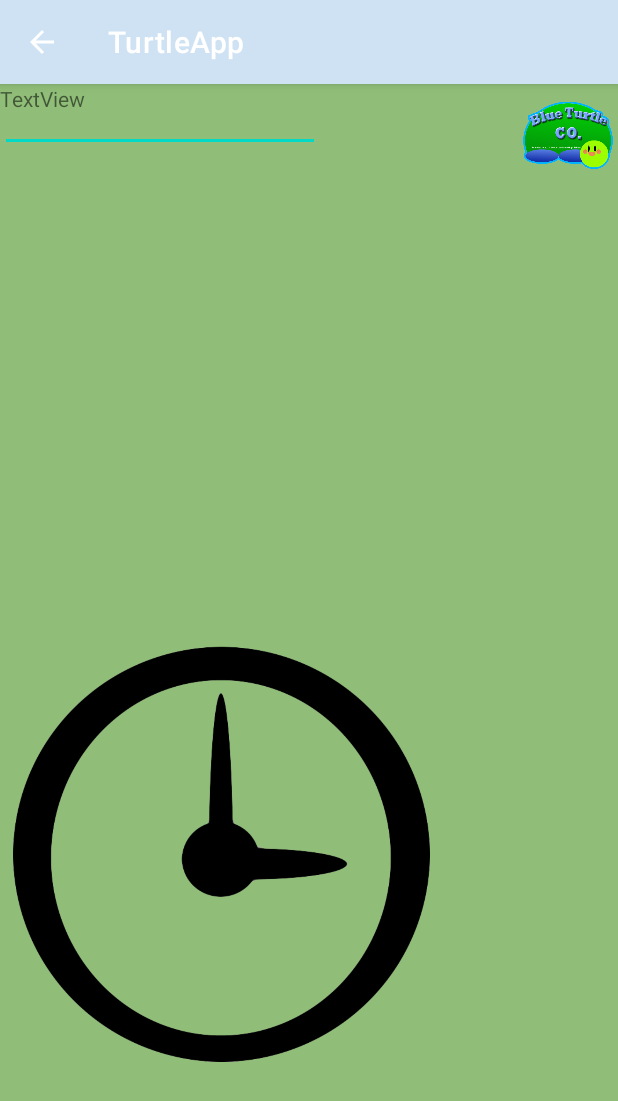
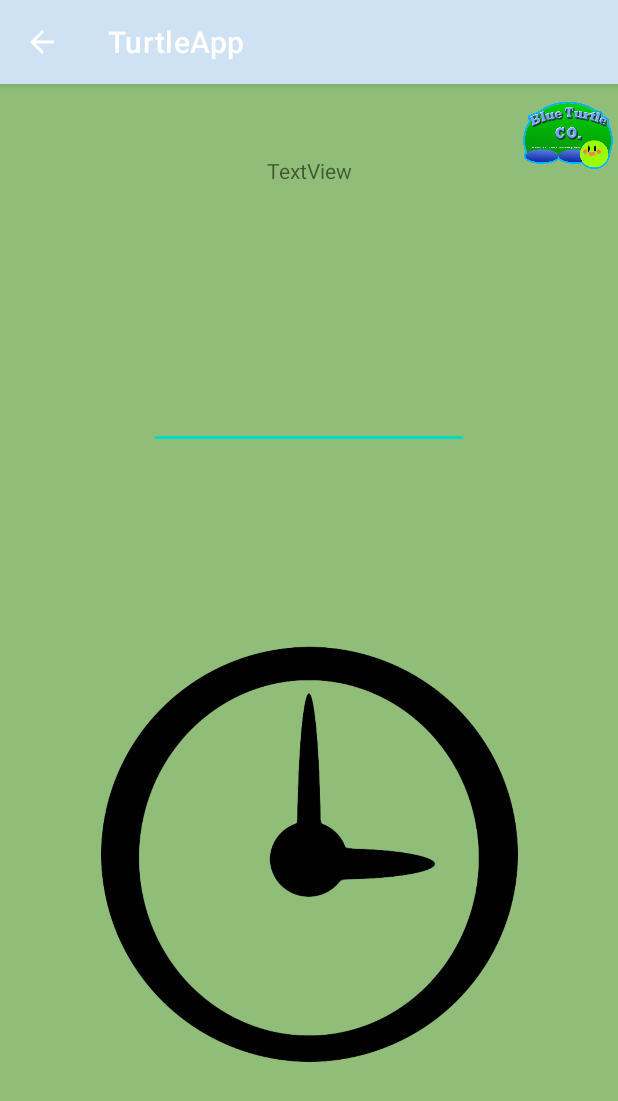
Before and after one commit to IMaillard/TurtleApp, an Android app: the AlarmActivity screen opened directly, with no data from a screen before it, on a phone screen of 412 x 824 dp. Shown: the top 1101 px of the screen. Run offline under Robolectric (Android 15) with nearby library versions, the phone set to English and light mode, and no system bars.

Commit message:
one issue twentyseventh

```diff
--- a/app/src/main/java/com/example/turtleapp/MainActivity.java
+++ b/app/src/main/java/com/example/turtleapp/MainActivity.java
@@ -43,7 +43,7 @@ public class MainActivity extends AppCompatActivity {
         });
 
         ImageView turtleImage = (ImageView) findViewById(R.id.imageView);
-        ImageButton rightArrow = (ImageButton) findViewById(R.id.left_arrow);
+        ImageButton rightArrow = (ImageButton) findViewById(R.id.right_arrow);
         ImageButton leftArrow = (ImageButton) findViewById(R.id.left_arrow);
 
         rightArrow.setOnClickListener(new View.OnClickListener() {
--- a/app/src/main/java/com/example/turtleapp/TurtleDB.java
+++ b/app/src/main/java/com/example/turtleapp/TurtleDB.java
@@ -21,7 +21,7 @@ public class TurtleDB {
 
     public static String[] diet = {
     "A well-balanced red-eared slider diet consists of a pelleted commercial diet. Commercial turtle treats and freeze-dried krill may be given as treats. Non-toxic aquatic plants (anacharis, water lettuce), dark leafy vegetables and sliced vegetables such as squash and carrots. Comet goldfish, earthworms and insects may be offered as treats.",
-            "The Russian tortoise's natural diet consists of herbaceous and succulent vegetation including grasses, twigs, flowers and some fruits. These tortoises DO NOT EAT ANIMAL PROTEIN! The best diet is one that comes as close as possible to their natural diet, which is high fiber, low protein, and calcium rich.",
+            "The Russian tortoise\'s natural diet consists of herbaceous and succulent vegetation including grasses, twigs, flowers and some fruits. These tortoises DO NOT EAT ANIMAL PROTEIN! The best diet is one that comes as close as possible to their natural diet, which is high fiber, low protein, and calcium rich.",
             "Red-footed tortoises are generally herbivores but will eat carrion and slow-moving invertebrates such as slugs and snails: The bulk of the diet should consist of dark leafy greens and broad-leaf graze. Also offer a variety of chopped vegetables, hay, some berries, and other fruits.",
             "A Hermann\'s tortoise\'s diet consists of vegetation. Good foods include dandelion, clover, honeysuckle, leafy salads, watercress, curly kale, brussel tops, spring greens, coriander, parsley, rocket, carrot, parsnip, courgette and bell peppers. The bulk of the vegetation should be leafy greens."
     };
--- a/app/src/main/res/layout/clock_page.xml
+++ b/app/src/main/res/layout/clock_page.xml
@@ -12,8 +12,10 @@
         android:layout_height="wrap_content"
         android:ems="10"
         android:inputType="number"
-        tools:layout_editor_absoluteX="100dp"
-        tools:layout_editor_absoluteY="173dp" />
+        app:layout_constraintBottom_toTopOf="@+id/imageView7"
+        app:layout_constraintEnd_toEndOf="parent"
+        app:layout_constraintStart_toStartOf="parent"
+        app:layout_constraintTop_toBottomOf="@+id/textView" />
 
     <ImageView
         android:id="@+id/imageView7"
@@ -21,8 +23,9 @@
         android:layout_height="278dp"
         android:layout_marginBottom="116dp"
         app:layout_constraintBottom_toBottomOf="parent"
-        app:srcCompat="@drawable/clockmepp"
-        tools:layout_editor_absoluteX="58dp" />
+        app:layout_constraintEnd_toEndOf="parent"
+        app:layout_constraintStart_toStartOf="parent"
+        app:srcCompat="@drawable/clockmepp" />
 
     <ImageView
         android:id="@+id/imageView8"
@@ -38,7 +41,10 @@
         android:layout_width="wrap_content"
         android:layout_height="wrap_content"
         android:text="TextView"
-        tools:layout_editor_absoluteX="175dp"
-        tools:layout_editor_absoluteY="27dp" />
+        app:layout_constraintBottom_toTopOf="@+id/imageView7"
+        app:layout_constraintEnd_toEndOf="parent"
+        app:layout_constraintStart_toStartOf="parent"
+        app:layout_constraintTop_toTopOf="parent"
+        app:layout_constraintVertical_bias="0.135" />
 
 </androidx.constraintlayout.widget.ConstraintLayout>
```
Also changed, not shown: app/src/main/res/layout/activity_main.xml (deleted, +0 -123 lines), app/src/main/res/values/ids.xml (added, +8 -0 lines).
